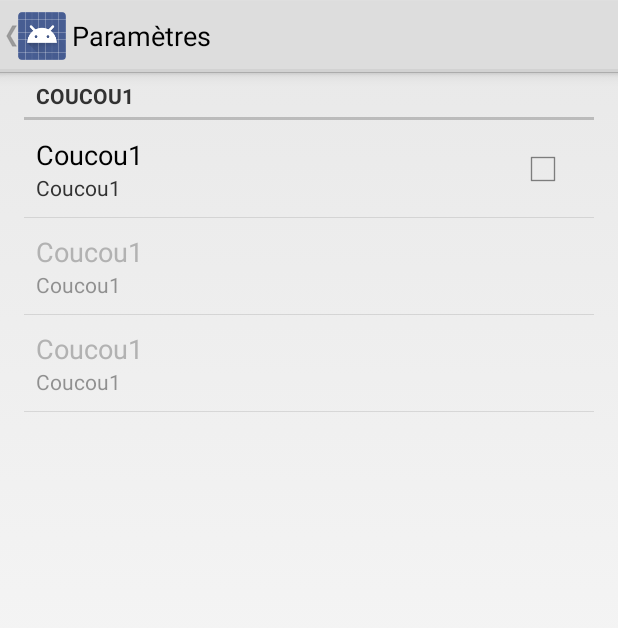
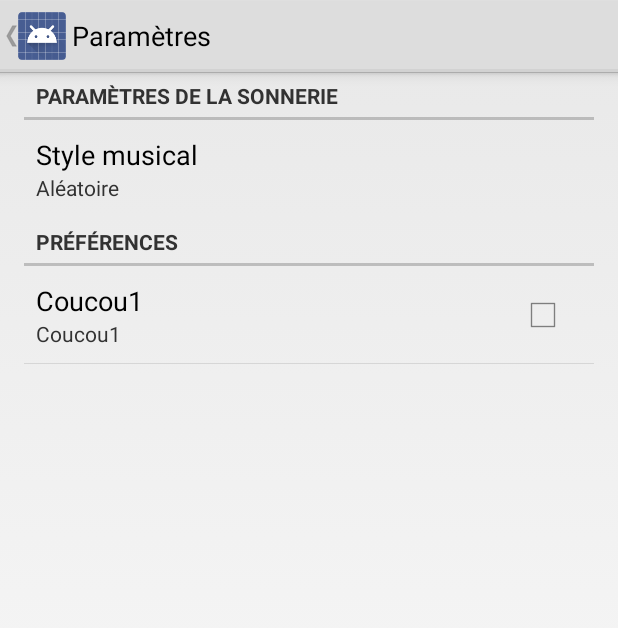
Before and after one commit to tkeunebr/musical-clock, an Android app: the screen it shows after launch (PreferencesActivity), after a tap on "Paramètres", on a phone screen of 412 x 824 dp. Shown: the top 628 px of the screen. Run offline under Robolectric (Android 15) with nearby library versions, the phone set to English and light mode, and no system bars; libraries missing offline, so code that uses them is left out: de.keyboardsurfer.android.

Commit message:
Add some prefrences

```diff
--- a/MusicalClock/ic07-musical-clock/src/main/java/fr/tkeunebr/ic07/MainActivity.java
+++ b/MusicalClock/ic07-musical-clock/src/main/java/fr/tkeunebr/ic07/MainActivity.java
@@ -5,27 +5,36 @@ import android.app.AlarmManager;
 import android.app.PendingIntent;
 import android.content.Context;
 import android.content.Intent;
+import android.content.SharedPreferences;
 import android.os.Bundle;
+import android.preference.PreferenceManager;
 import android.text.format.DateFormat;
 import android.view.Menu;
 import android.view.MenuItem;
 import android.view.View;
 import android.widget.DatePicker;
 import android.widget.TimePicker;
+import android.widget.Toast;
+
+import java.util.Calendar;
+
 import de.keyboardsurfer.android.widget.crouton.Crouton;
 import de.keyboardsurfer.android.widget.crouton.Style;
-
-import java.util.Calendar;
 
 public class MainActivity extends Activity {
     private DatePicker mDatePicker;
     private TimePicker mTimePicker;
+    private SharedPreferences mPrefs;
 
     @Override
     protected void onCreate(Bundle savedInstanceState) {
         super.onCreate(savedInstanceState);
 
         setContentView(R.layout.activity_main);
+
+        mPrefs = PreferenceManager.getDefaultSharedPreferences(this);
+        PreferenceManager.setDefaultValues(this, R.xml.preferences, false);
+
         mDatePicker = (DatePicker) findViewById(R.id.date_picker);
         mTimePicker = (TimePicker) findViewById(R.id.time_picker);
         mTimePicker.setIs24HourView(DateFormat.is24HourFormat(this));
@@ -49,6 +58,12 @@ public class MainActivity extends Activity {
     }
 
     public void setAlarm(View v) {
+        // Fetch the user's preferences
+        final String music = mPrefs.getString(PreferencesActivity.KEY_PREF_RINGTONE_STYLE,
+                getString(R.string.pref_music_random));
+        Toast.makeText(this, music, Toast.LENGTH_SHORT).show();
+
+
         final Calendar calSet = Calendar.getInstance();
 
         calSet.set(Calendar.YEAR, mDatePicker.getYear());
--- a/MusicalClock/ic07-musical-clock/src/main/java/fr/tkeunebr/ic07/PreferencesActivity.java
+++ b/MusicalClock/ic07-musical-clock/src/main/java/fr/tkeunebr/ic07/PreferencesActivity.java
@@ -2,10 +2,14 @@ package fr.tkeunebr.ic07;
 
 import android.app.Activity;
 import android.os.Bundle;
+import android.preference.ListPreference;
+import android.preference.Preference;
 import android.preference.PreferenceFragment;
 import android.view.MenuItem;
 
 public class PreferencesActivity extends Activity {
+    public static final String KEY_PREF_RINGTONE_STYLE = "pref_key_ringtone_style";
+
     @Override
     protected void onCreate(Bundle savedInstanceState) {
         super.onCreate(savedInstanceState);
@@ -39,6 +43,17 @@ public class PreferencesActivity extends Activity {
 
             // Load the preferences from an XML resource
             addPreferencesFromResource(R.xml.preferences);
+
+            final ListPreference musicStyle = (ListPreference) findPreference(KEY_PREF_RINGTONE_STYLE);
+            musicStyle.setSummary(getPreferenceManager().getSharedPreferences().getString(KEY_PREF_RINGTONE_STYLE,
+                    getString(R.string.pref_music_random)));
+            musicStyle.setOnPreferenceChangeListener(new Preference.OnPreferenceChangeListener() {
+                public boolean onPreferenceChange(Preference preference, Object newValue) {
+                    musicStyle.setSummary(musicStyle.getValue());
+                    return true;
+                }
+
+            });
         }
     }
 }
--- a/MusicalClock/ic07-musical-clock/src/main/res/values/strings.xml
+++ b/MusicalClock/ic07-musical-clock/src/main/res/values/strings.xml
@@ -8,4 +8,21 @@
     <string name="date_picker_caption">Date</string>
     <string name="time_picker_caption">Heure</string>
 
+    <!-- Preferences -->
+    <string name="ringtone_settings">Paramètres de la sonnerie</string>
+    <string name="music_style">Style musical</string>
+    <string name="pref_music_classical">Classique</string>
+    <string name="pref_music_pop">Pop</string>
+    <string name="pref_music_rock">Rock</string>
+    <string name="pref_music_random">Aléatoire</string>
+    <string-array name="pref_music_style_entries">
+        <item>@string/pref_music_classical</item>
+        <item>@string/pref_music_pop</item>
+        <item>@string/pref_music_rock</item>
+        <item>@string/pref_music_random</item>
+    </string-array>
+    <string name="pref_music_default">@string/pref_music_random</string>
+    <string name="preferences">Préférences</string>
+
+
 </resources>
--- a/MusicalClock/ic07-musical-clock/src/main/res/xml/preferences.xml
+++ b/MusicalClock/ic07-musical-clock/src/main/res/xml/preferences.xml
@@ -2,22 +2,24 @@
 
 <PreferenceScreen xmlns:android="http://schemas.android.com/apk/res/android">
     <PreferenceCategory
-        android:title="Coucou1"
-        android:key="pref_key_storage_settings">
+        android:title="@string/ringtone_settings"
+        android:key="pref_key_ringtone_settings">
+        <ListPreference
+            android:key="pref_key_ringtone_style"
+            android:summary="@string/pref_music_default"
+            android:title="@string/music_style"
+            android:dialogTitle="@string/music_style"
+            android:entries="@array/pref_music_style_entries"
+            android:entryValues="@array/pref_music_style_entries"
+            android:defaultValue="@string/pref_music_default"/>
+    </PreferenceCategory>
+    <PreferenceCategory
+        android:title="@string/preferences"
+        android:key="pref_key_preferences">
         <CheckBoxPreference
-            android:key="pref_key_auto_delete"
+            android:key="pref_key_time_to_sleep"
             android:summary="Coucou1"
             android:title="Coucou1"
-            android:defaultValue="false" />
-        <Preference
-            android:key="pref_key_sms_delete_limit"
-            android:dependency="pref_key_auto_delete"
-            android:summary="Coucou1"
-            android:title="Coucou1" />
-        <Preference
-            android:key="pref_key_mms_delete_limit"
-            android:dependency="pref_key_auto_delete"
-            android:summary="Coucou1"
-            android:title="Coucou1" />
+            android:defaultValue="false"/>
     </PreferenceCategory>
 </PreferenceScreen>
```
Lines whose indentation alone changed are shown as unchanged.
